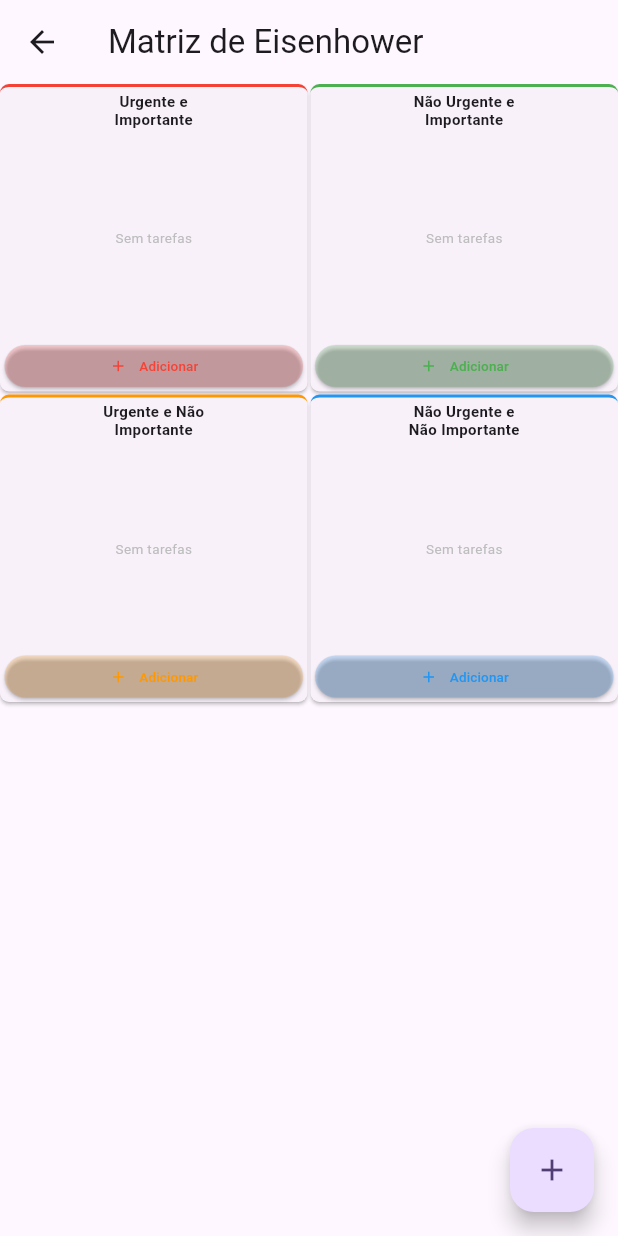
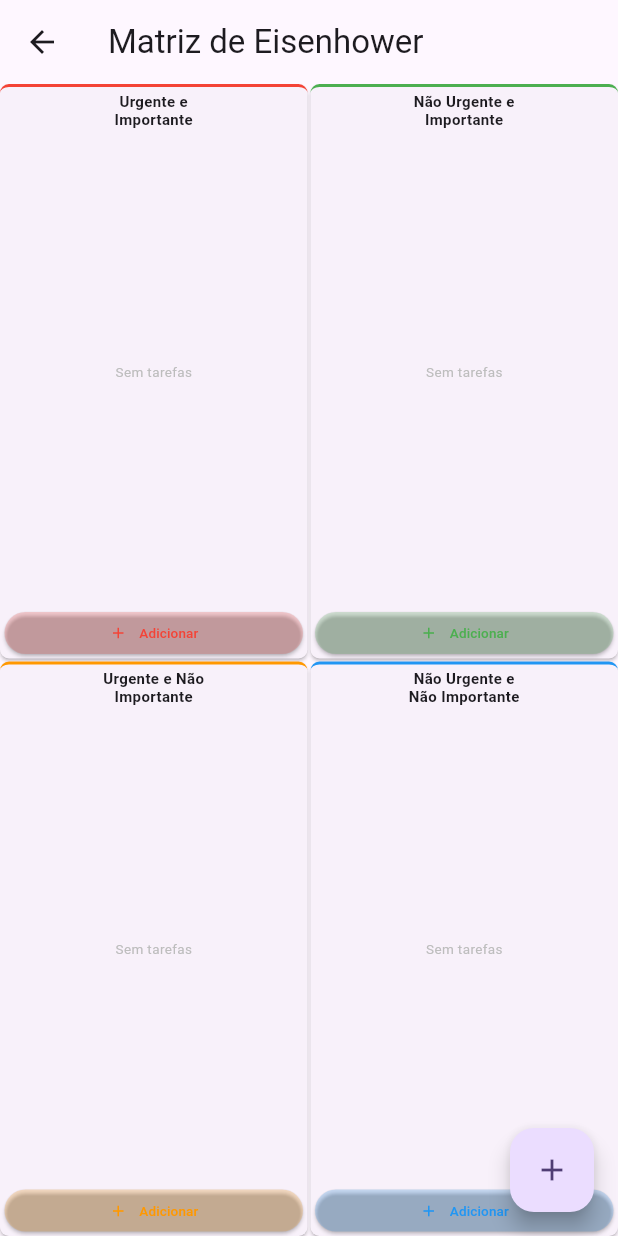
Before and after one commit to ralfh-ansuattigui/app_produtividade, a Flutter app: the EisenhowerScreen screen opened by its route, on a phone screen of 412 x 824 dp. Run offline on Flutter 3.47's test engine with Material 3 defaults, Android fonts, the phone set to English and light mode, and no system bars; our stand-ins replace sqflite, sqflite_common_ffi; missing offline and left inert: bcrypt; accounts and stored records are empty.

Commit message:
feat: restructure Eisenhower matrix to show all 4 quadrants simultaneously
- Changed from GridView to Row/Column layout (2x2 grid structure)
- Each quadrant now takes equal space and visible at the same time
- Replaced ListView with SingleChildScrollView for internal scrolling per quadrant
- Tasks now scroll independently within each quadrant card
- Reduced grid spacing to minimal (2px) for tighter layout
- QuadrantCard now displays all 4 quadrants without main viewport scrolling
- Created _buildQuadrant helper method for cleaner code organization

```diff
--- a/lib/screens/eisenhower_screen.dart
+++ b/lib/screens/eisenhower_screen.dart
@@ -66,31 +66,84 @@ class _EisenhowerScreenState extends State<EisenhowerScreen> {
 
     return LayoutBuilder(
       builder: (context, constraints) {
-        final spacing = constraints.maxWidth > 600 ? 4.0 : 2.0;
+        final spacing = 2.0;
 
-        return GridView.count(
-          crossAxisCount: 2,
-          mainAxisSpacing: spacing,
-          crossAxisSpacing: spacing,
-          childAspectRatio: 1,
-          padding: EdgeInsets.zero,
-          children: quadrants.map((q) {
-            final quadrantTasks = tasksNotifier.getByQuadrant(
-              q['number'] as int,
-            );
-            return QuadrantCard(
-              title: q['title'] as String,
-              color: q['color'] as Color,
-              tasks: quadrantTasks,
-              onTaskTap: (task) =>
-                  _showTaskDialog(context, tasksNotifier, task),
-              onAddTask: () =>
-                  _showAddTaskDialog(context, quadrant: q['number'] as int),
-              isCompact: constraints.maxWidth < 500,
-            );
-          }).toList(),
+        return Column(
+          children: [
+            Expanded(
+              child: Row(
+                children: [
+                  Expanded(
+                    child: _buildQuadrant(
+                      context,
+                      tasksNotifier,
+                      quadrants[0],
+                      spacing,
+                      constraints.maxWidth < 500,
+                    ),
+                  ),
+                  SizedBox(width: spacing),
+                  Expanded(
+                    child: _buildQuadrant(
+                      context,
+                      tasksNotifier,
+                      quadrants[1],
+                      spacing,
+                      constraints.maxWidth < 500,
+                    ),
+                  ),
+                ],
+              ),
+            ),
+            SizedBox(height: spacing),
+            Expanded(
+              child: Row(
+                children: [
+                  Expanded(
+                    child: _buildQuadrant(
+                      context,
+                      tasksNotifier,
+                      quadrants[2],
+                      spacing,
+                      constraints.maxWidth < 500,
+                    ),
+                  ),
+                  SizedBox(width: spacing),
+                  Expanded(
+                    child: _buildQuadrant(
+                      context,
+                      tasksNotifier,
+                      quadrants[3],
+                      spacing,
+                      constraints.maxWidth < 500,
+                    ),
+                  ),
+                ],
+              ),
+            ),
+          ],
         );
       },
+    );
+  }
+
+  Widget _buildQuadrant(
+    BuildContext context,
+    TasksNotifier tasksNotifier,
+    Map<String, dynamic> quadrant,
+    double spacing,
+    bool isCompact,
+  ) {
+    final quadrantTasks = tasksNotifier.getByQuadrant(quadrant['number'] as int);
+
+    return QuadrantCard(
+      title: quadrant['title'] as String,
+      color: quadrant['color'] as Color,
+      tasks: quadrantTasks,
+      onTaskTap: (task) => _showTaskDialog(context, tasksNotifier, task),
+      onAddTask: () =>
+          _showAddTaskDialog(context, quadrant: quadrant['number'] as int),
+      isCompact: isCompact,
     );
   }
 
--- a/lib/widgets/quadrant_card.dart
+++ b/lib/widgets/quadrant_card.dart
@@ -68,16 +68,15 @@ class QuadrantCard extends StatelessWidget {
                         ),
                       ),
                     )
-                  : ListView.builder(
-                      padding: EdgeInsets.symmetric(
-                        horizontal: isCompact ? 3 : 4,
-                        vertical: isCompact ? 2 : 3,
-                      ),
-                      itemCount: tasks.length,
-                      itemBuilder: (ctx, idx) => _TaskTile(
-                        task: tasks[idx],
-                        onTap: () => onTaskTap(tasks[idx]),
-                        fontSize: taskTileFontSize,
+                  : SingleChildScrollView(
+                      child: Column(
+                        children: tasks.map((task) {
+                          return _TaskTile(
+                            task: task,
+                            onTap: () => onTaskTap(task),
+                            fontSize: taskTileFontSize,
+                          );
+                        }).toList(),
                       ),
                     ),
             ),
```
